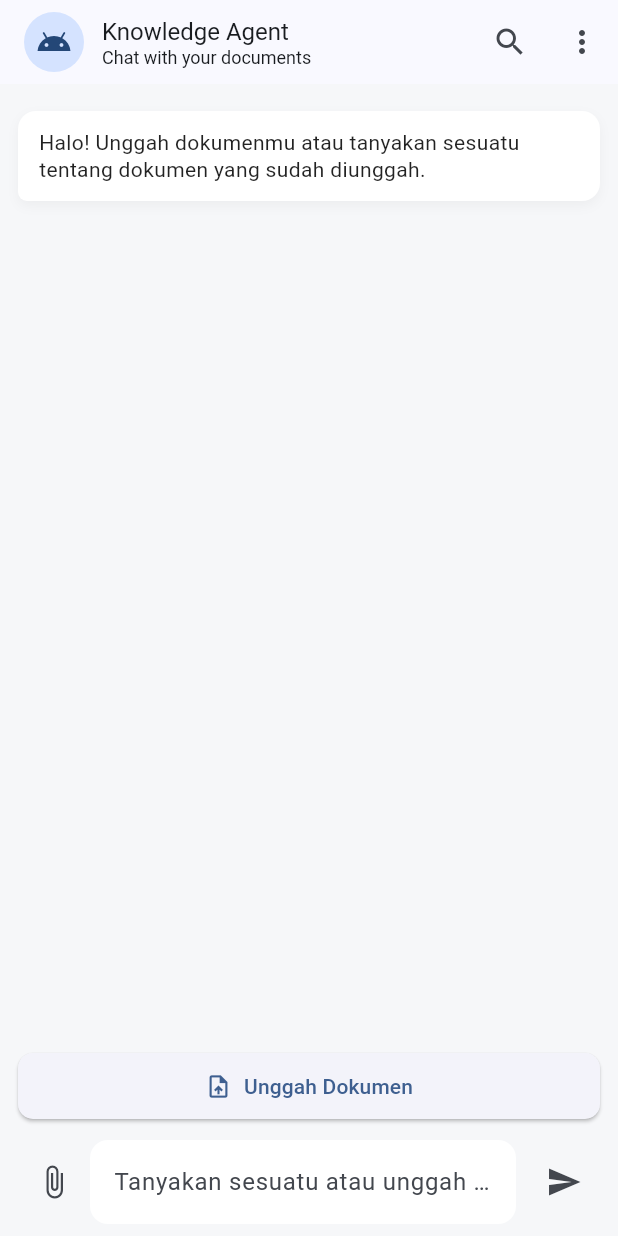
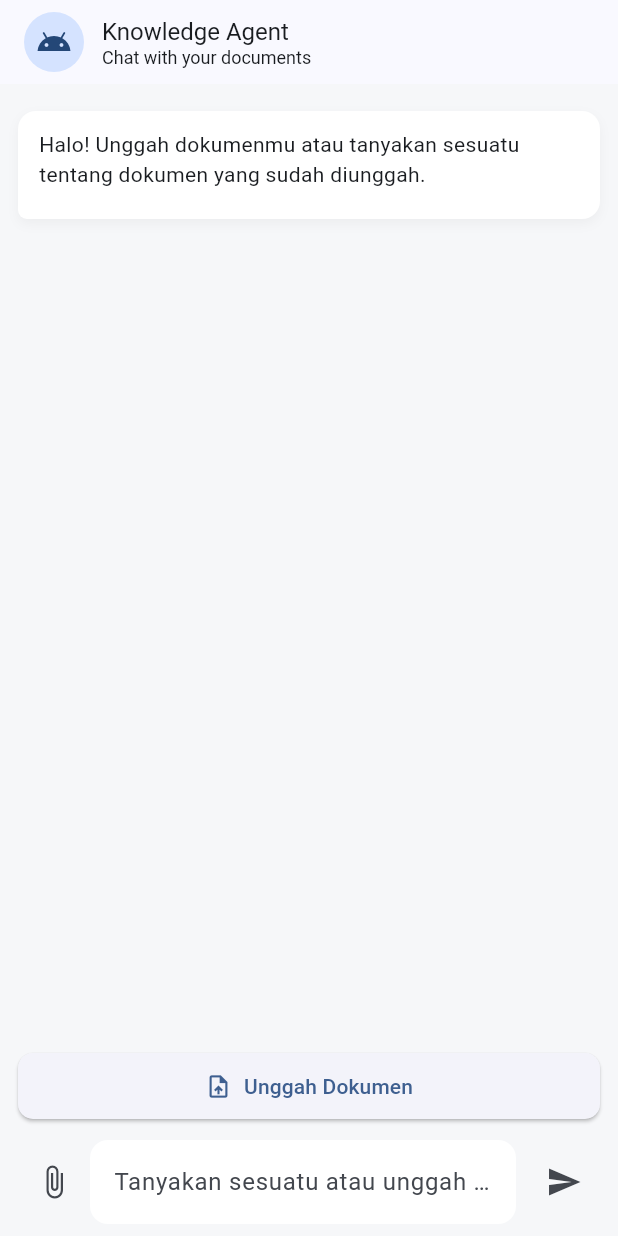
Before and after one commit to yudistiragani/sharing_session_ai_mobile, a Flutter app: the screen it shows after launch, on a phone screen of 412 x 824 dp. Run offline on Flutter 3.47's test engine with Material 3 defaults, Android fonts, the phone set to English and light mode, and no system bars; drawn by our look-alikes of flutter_markdown; our stand-ins replace bloc, dio, equatable, file_picker, flutter_bloc.

Commit message:
fix final

```diff
--- a/lib/presentation/features/chat/bloc/chat_event.dart
+++ b/lib/presentation/features/chat/bloc/chat_event.dart
@@ -56,3 +56,15 @@ class AskDocumentQuestion extends ChatEvent {
   @override
   List<Object?> get props => [question, docId, topK];
 }
+
+// NEW: fetch document sources / highlights
+class FetchDocumentSources extends ChatEvent {
+  final String docId;
+  final String question;
+  final int topK;
+
+  FetchDocumentSources({required this.docId, required this.question, this.topK = 3});
+
+  @override
+  List<Object?> get props => [docId, question, topK];
+}
--- a/lib/presentation/features/chat/bloc/chat_state.dart
+++ b/lib/presentation/features/chat/bloc/chat_state.dart
@@ -1,6 +1,26 @@
-// lib/presentation/features/chat/bloc/chat_state.dart
 import 'package:equatable/equatable.dart';
 import '../../../../domain/entities/document.dart'; // sesuaikan path jika perlu
+
+class DocContext {
+  final String title; // optional label from contexts array
+  final String snippet; // short snippet or summary
+  final String docId;
+  final String sourceId; // optional id reference
+
+  DocContext({
+    required this.title,
+    required this.snippet,
+    required this.docId,
+    required this.sourceId,
+  });
+}
+
+class DocChunk {
+  final String chunkId;
+  final String text;
+  final List<String>? highlights; // highlighted substrings (if provided)
+  DocChunk({required this.chunkId, required this.text, this.highlights});
+}
 
 class ChatMessageEntity extends Equatable {
   final String id;
@@ -26,6 +46,10 @@ class ChatState extends Equatable {
   final bool isIndexing;
   final bool composerExpanded;
   final List<DocumentEntity> uploadedDocs; // NON-NULLABLE
+  final List<DocContext> lastContexts;
+  final String? activeDocId;
+  final List<DocChunk> activeTopChunks;
+  final List<DocChunk> activeAllChunks;
 
   const ChatState({
     this.messages = const [],
@@ -33,7 +57,11 @@ class ChatState extends Equatable {
     this.isUploading = false,
     this.isIndexing = false,
     this.composerExpanded = false,
-    List<DocumentEntity>? uploadedDocs, // accept nullable param
+    List<DocumentEntity>? uploadedDocs,
+    this.lastContexts = const [],
+    this.activeDocId,
+    this.activeTopChunks = const [],
+    this.activeAllChunks = const [],
   }) : uploadedDocs = uploadedDocs ?? const []; // but store non-null
 
   ChatState copyWith({
@@ -43,6 +71,10 @@ class ChatState extends Equatable {
     bool? isIndexing,
     bool? composerExpanded,
     List<DocumentEntity>? uploadedDocs,
+    List<DocContext>? lastContexts,
+    String? activeDocId,
+    List<DocChunk>? activeTopChunks,
+    List<DocChunk>? activeAllChunks,
   }) {
     return ChatState(
       messages: messages ?? this.messages,
@@ -51,9 +83,16 @@ class ChatState extends Equatable {
       isIndexing: isIndexing ?? this.isIndexing,
       composerExpanded: composerExpanded ?? this.composerExpanded,
       uploadedDocs: uploadedDocs ?? this.uploadedDocs,
+      lastContexts: lastContexts ?? this.lastContexts,
+      activeDocId: activeDocId ?? this.activeDocId,
+      activeTopChunks: activeTopChunks ?? this.activeTopChunks,
+      activeAllChunks: activeAllChunks ?? this.activeAllChunks,
     );
   }
 
   @override
-  List<Object?> get props => [messages, isLoading, composerExpanded, uploadedDocs];
+  List<Object?> get props => [messages, isLoading, composerExpanded, uploadedDocs, lastContexts,
+        activeDocId,
+        activeTopChunks,
+        activeAllChunks,];
 }
--- a/lib/presentation/features/chat/pages/chat_page.dart
+++ b/lib/presentation/features/chat/pages/chat_page.dart
@@ -65,8 +65,6 @@ class ChatPage extends StatelessWidget {
           ],
         ),
         actions: [
-          IconButton(onPressed: () {}, icon: const Icon(Icons.search)),
-          IconButton(onPressed: () {}, icon: const Icon(Icons.more_vert)),
         ],
       ),
       body: Column(
--- a/lib/presentation/features/chat/widgets/message_bubble.dart
+++ b/lib/presentation/features/chat/widgets/message_bubble.dart
@@ -1,5 +1,13 @@
+// lib/presentation/features/chat/widgets/message_bubble.dart
 import 'package:flutter/material.dart';
+import 'package:flutter_markdown/flutter_markdown.dart';
+import 'package:flutter_bloc/flutter_bloc.dart';
+import 'package:url_launcher/url_launcher.dart';
+
 import '../bloc/chat_state.dart';
+import '../bloc/chat_bloc.dart';
+import '../bloc/chat_event.dart';
+import 'document_source_view.dart';
 
 class MessageBubble extends StatelessWidget {
   final ChatMessageEntity message;
@@ -29,15 +37,134 @@ class MessageBubble extends StatelessWidget {
               )
             ],
           ),
-          child: Text(
-            message.text,
-            style: TextStyle(
-              color: isUser ? Colors.white : Colors.black87,
-              height: 1.3,
-            ),
-          ),
+          child: _buildMessageBody(context),
         ),
       ),
     );
   }
+
+  Widget _buildMessageBody(BuildContext context) {
+    final isUser = message.fromUser;
+
+    if (isUser) {
+      return Text(
+        message.text,
+        style: const TextStyle(color: Colors.white, height: 1.3),
+      );
+    }
+
+    // For agent messages: only show contexts when this message is the latest agent message.
+    return BlocBuilder<ChatBloc, ChatState>(builder: (context, state) {
+      // Find last agent message id in the current state messages
+      final lastAgentIndex = state.messages.lastIndexWhere((m) => m.fromUser == false);
+      final String? lastAgentId = lastAgentIndex != -1 ? state.messages[lastAgentIndex].id : null;
+
+      final showContexts = (lastAgentId != null && lastAgentId == message.id && state.lastContexts.isNotEmpty);
+
+      return Column(
+        crossAxisAlignment: CrossAxisAlignment.start,
+        children: [
+          // Markdown answer
+          MarkdownBody(
+            data: message.text,
+            selectable: true,
+            onTapLink: (text, href, title) async {
+              if (href == null) return;
+              final uri = Uri.tryParse(href);
+              if (uri != null && await canLaunchUrl(uri)) {
+                await launchUrl(uri, mode: LaunchMode.externalApplication);
+              } else {
+                ScaffoldMessenger.of(context).showSnackBar(const SnackBar(content: Text('Tidak dapat membuka link')));
+              }
+            },
+          ),
+
+          const SizedBox(height: 8),
+
+          // Only render the small contexts list when this bubble is the latest agent message
+          if (showContexts) ...[
+            const Text('Sumber relevan:', style: TextStyle(fontSize: 13, fontWeight: FontWeight.w600)),
+            const SizedBox(height: 6),
+            // list small cards
+            ...state.lastContexts.map((c) {
+              return Padding(
+                padding: const EdgeInsets.symmetric(vertical: 6),
+                child: Row(
+                  crossAxisAlignment: CrossAxisAlignment.start,
+                  children: [
+                    const Icon(Icons.source, size: 18, color: Colors.black54),
+                    const SizedBox(width: 8),
+                    Expanded(
+                      child: Column(
+                        crossAxisAlignment: CrossAxisAlignment.start,
+                        children: [
+                          if (c.title.isNotEmpty)
+                            Text(c.title, style: const TextStyle(fontWeight: FontWeight.w600)),
+                          Text(
+                            c.snippet,
+                            maxLines: 3,
+                            overflow: TextOverflow.ellipsis,
+                            style: const TextStyle(fontSize: 13),
+                          ),
+                          const SizedBox(height: 6),
+                          Row(
+                            children: [
+                              TextButton(
+                                onPressed: () {
+                                  // Trigger fetch doc sources and open bottom sheet
+                                  context.read<ChatBloc>().add(FetchDocumentSources(
+                                        docId: c.docId,
+                                        question: message.text,
+                                        topK: 3,
+                                      ));
+                                  showModalBottomSheet(
+                                    context: context,
+                                    isScrollControlled: true,
+                                    builder: (_) {
+                                      return BlocProvider.value(
+                                        value: context.read<ChatBloc>(),
+                                        child: DocumentSourceView(docId: c.docId),
+                                      );
+                                    },
+                                  );
+                                },
+                                child: const Text('View source'),
+                              ),
+                              const SizedBox(width: 8),
+                              TextButton(
+                                onPressed: () {
+                                  // alias to view source (or you can implement highlight-only)
+                                  context.read<ChatBloc>().add(FetchDocumentSources(
+                                        docId: c.docId,
+                                        question: message.text,
+                                        topK: 3,
+                                      ));
+                                  showModalBottomSheet(
+                                    context: context,
+                                    isScrollControlled: true,
+                                    builder: (_) {
+                                      return BlocProvider.value(
+                                        value: context.read<ChatBloc>(),
+                                        child: DocumentSourceView(docId: c.docId),
+                                      );
+                                    },
+                                  );
+                                },
+                                child: const Text('Show highlights'),
+                              ),
+                            ],
+                          ),
+                        ],
+                      ),
+                    ),
+                  ],
+                ),
+              );
+            }).toList()
+          ] else
+            const SizedBox.shrink(),
+        ],
+      );
+    });
+  }
 }
--- a/pubspec.yaml
+++ b/pubspec.yaml
@@ -39,6 +39,8 @@ dependencies:
   dio: ^5.2.1
   file_picker: ^10.3.6
   uuid: ^3.0.7
+  flutter_markdown:
+  url_launcher:
 
 dev_dependencies:
   flutter_test:
```
Also changed, not shown: lib/presentation/features/chat/bloc/chat_bloc.dart (+195 -51 lines), lib/presentation/features/chat/widgets/document_source_view.dart (added, +115 -0 lines).
